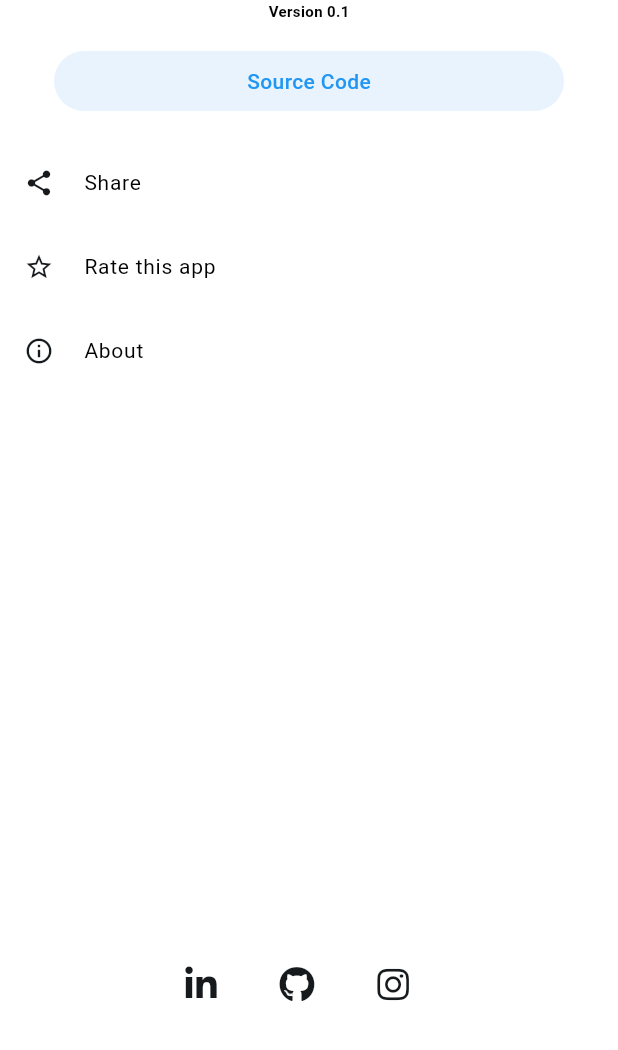
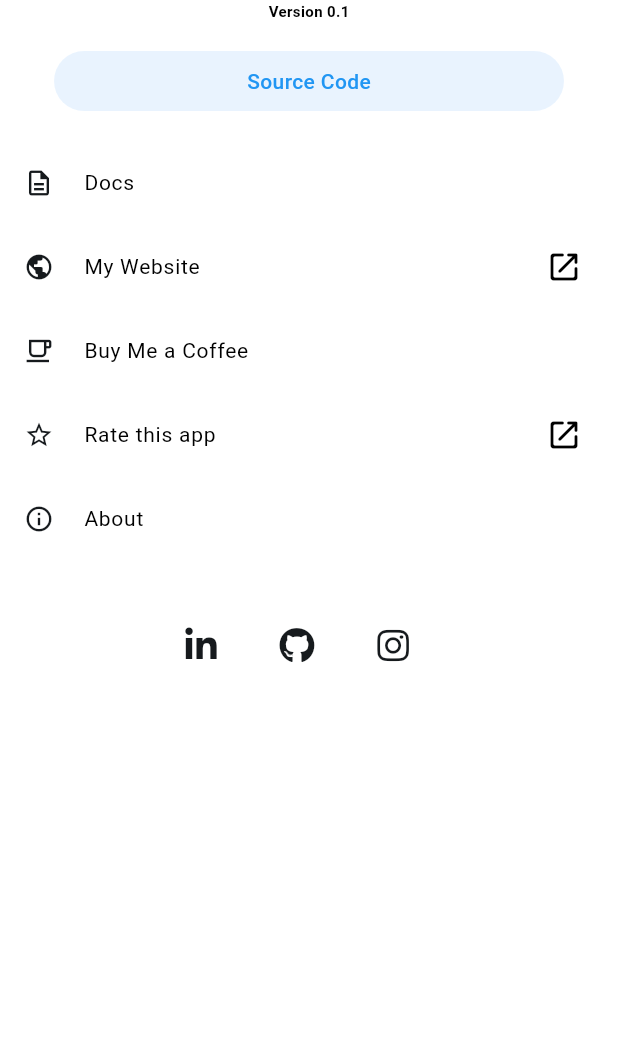
Before and after one commit to dariomatias-dev/flutter_guide, a Flutter app: the SettingsScreen screen opened directly, on a phone screen of 412 x 824 dp, the part 186-1236 px from its top. Run offline on Flutter 3.47's test engine with Material 3 defaults, Android fonts, the phone set to English and light mode, and no system bars; our stand-ins replace font_awesome_flutter, shared_preferences; missing offline and left inert: salomon_bottom_bar_extend; accounts and stored records are empty.

Commit message:
feat(lib/src/features/settings): added optional trailing to ListTileItemWidget, scrolling added to settings screen, and componentized social media element of settings screen
- Added optional trailing to ListTileItemWidget.
- Added scrolling to settings screen.
- Componentized social media element, aiming to facilitate future maintenance, improvements, and code readability.

```diff
--- a/lib/src/features/settings/settings_screen.dart
+++ b/lib/src/features/settings/settings_screen.dart
@@ -1,10 +1,8 @@
 import 'package:flutter/material.dart';
-
-import 'package:flutter_guide/src/core/constants/social_networks.dart';
 
 import 'package:flutter_guide/src/features/settings/widgets/app_info_widget/app_info_widget.dart';
 import 'package:flutter_guide/src/features/settings/widgets/list_tile_item_widget.dart';
-import 'package:flutter_guide/src/features/settings/widgets/social_button_widget.dart';
+import 'package:flutter_guide/src/features/settings/widgets/social_networks_widget/social_networks_widget.dart';
 
 class SettingsScreen extends StatelessWidget {
   const SettingsScreen({super.key});
@@ -12,20 +10,36 @@ class SettingsScreen extends StatelessWidget {
   @override
   Widget build(BuildContext context) {
     return Scaffold(
-      body: Column(
-        mainAxisSize: MainAxisSize.min,
+      body: ScrollConfiguration(
+        behavior: ScrollConfiguration.of(context).copyWith(
+          scrollbars: false,
+        ),
+        child: SingleChildScrollView(
+          child: Column(
             children: [
               const SizedBox(height: 36.0),
               const AppInfoWidget(),
               const SizedBox(height: 20.0),
               ListTileItemWidget(
-            title: 'Share',
-            icon: Icons.share,
+                title: 'Docs',
+                icon: Icons.description_outlined,
+                onTap: () {},
+              ),
+              ListTileItemWidget(
+                title: 'My Website',
+                icon: Icons.public,
+                openInBrowser: true,
+                onTap: () {},
+              ),
+              ListTileItemWidget(
+                title: 'Buy Me a Coffee',
+                icon: Icons.local_cafe_outlined,
                 onTap: () {},
               ),
               ListTileItemWidget(
                 title: 'Rate this app',
                 icon: Icons.star_border,
+                openInBrowser: true,
                 onTap: () {},
               ),
               ListTileItemWidget(
@@ -33,26 +47,10 @@ class SettingsScreen extends StatelessWidget {
                 icon: Icons.info_outline,
                 onTap: () {},
               ),
-          Expanded(
-            child: Container(),
-          ),
-          Row(
-            mainAxisAlignment: MainAxisAlignment.center,
-            children: List.generate(
-              socialNetworks.length * 2,
-              (index) {
-                if (index % 2 == 1) {
-                  return const SizedBox(width: 16.0);
-                }
-
-                return SocialNetworkButtonWidget(
-                  socialNetwork: socialNetworks[index ~/ 2],
-                );
-              },
+              const SocialNetworksWidget(),
+            ],
           ),
         ),
-          const SizedBox(height: 20.0),
-        ],
       ),
     );
   }
--- a/lib/src/features/settings/widgets/list_tile_item_widget.dart
+++ b/lib/src/features/settings/widgets/list_tile_item_widget.dart
@@ -5,11 +5,13 @@ class ListTileItemWidget extends StatelessWidget {
     super.key,
     required this.title,
     required this.icon,
+    this.openInBrowser = false,
     required this.onTap,
   });
 
   final String title;
   final IconData icon;
+  final bool openInBrowser;
   final VoidCallback onTap;
 
   @override
@@ -33,6 +35,11 @@ class ListTileItemWidget extends StatelessWidget {
               fontSize: 14.0,
             ),
           ),
+          trailing: openInBrowser
+              ? const Icon(
+                  Icons.open_in_new_rounded,
+                )
+              : null,
         ),
       ),
     );
--- a/lib/src/features/settings/widgets/social_button_widget.dart
+++ b/lib/src/features/settings/widgets/social_networks_widget/social_network_button_widget.dart
@@ -1,7 +1,4 @@
-import 'package:flutter/material.dart';
-import 'package:font_awesome_flutter/font_awesome_flutter.dart';
-
-import 'package:flutter_guide/src/shared/models/social_network_model.dart';
+part of 'social_networks_widget.dart';
 
 class SocialNetworkButtonWidget extends StatelessWidget {
   const SocialNetworkButtonWidget({
--- /dev/null
+++ b/lib/src/features/settings/widgets/social_networks_widget/social_networks_widget.dart
@@ -0,0 +1,37 @@
+import 'package:flutter/material.dart';
+import 'package:font_awesome_flutter/font_awesome_flutter.dart';
+
+import 'package:flutter_guide/src/core/constants/social_networks.dart';
+
+import 'package:flutter_guide/src/shared/models/social_network_model.dart';
+
+part 'social_network_button_widget.dart';
+
+class SocialNetworksWidget extends StatelessWidget {
+  const SocialNetworksWidget({super.key});
+
+  @override
+  Widget build(BuildContext context) {
+    return Padding(
+      padding: const EdgeInsets.only(
+        top: 32.0,
+        bottom: 20.0,
+      ),
+      child: Row(
+        mainAxisAlignment: MainAxisAlignment.center,
+        children: List.generate(
+          socialNetworks.length * 2,
+          (index) {
+            if (index % 2 == 1) {
+              return const SizedBox(width: 16.0);
+            }
+
+            return SocialNetworkButtonWidget(
+              socialNetwork: socialNetworks[index ~/ 2],
+            );
+          },
+        ),
+      ),
+    );
+  }
+}
```
Lines whose indentation alone changed are shown as unchanged.
